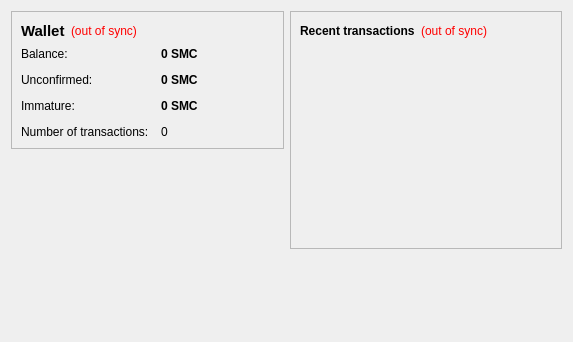
Above: src/qt/forms/overviewpage.ui from cashcoin/foodstamps before the change. Below: the same form after it.
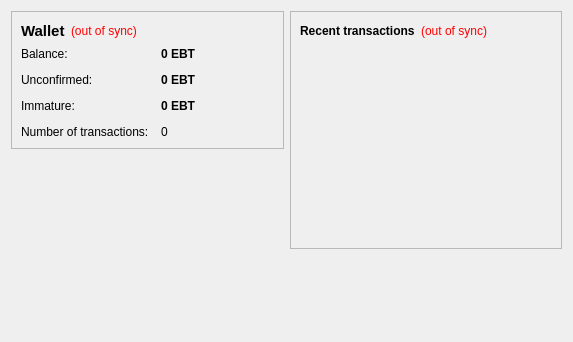
That is the form after the change.

```diff
--- a/src/qt/forms/overviewpage.ui
+++ b/src/qt/forms/overviewpage.ui
@@ -105,7 +105,7 @@
              <string>Your current balance</string>
             </property>
             <property name="text">
-             <string notr="true">0 SMC</string>
+             <string notr="true">0 EBT</string>
             </property>
             <property name="textInteractionFlags">
              <set>Qt::LinksAccessibleByMouse|Qt::TextSelectableByKeyboard|Qt::TextSelectableByMouse</set>
@@ -134,7 +134,7 @@
              <string>Total of transactions that have yet to be confirmed, and do not yet count toward the current balance</string>
             </property>
             <property name="text">
-             <string notr="true">0 SMC</string>
+             <string notr="true">0 EBT</string>
             </property>
             <property name="textInteractionFlags">
              <set>Qt::LinksAccessibleByMouse|Qt::TextSelectableByKeyboard|Qt::TextSelectableByMouse</set>
@@ -177,7 +177,7 @@
              <string>Mined balance that has not yet matured</string>
             </property>
             <property name="text">
-             <string notr="true">0 SMC</string>
+             <string notr="true">0 EBT</string>
             </property>
             <property name="textInteractionFlags">
              <set>Qt::LinksAccessibleByMouse|Qt::TextSelectableByKeyboard|Qt::TextSelectableByMouse</set>
```
Left out of the diff: 4 changed lines with no effect on the pictures.
